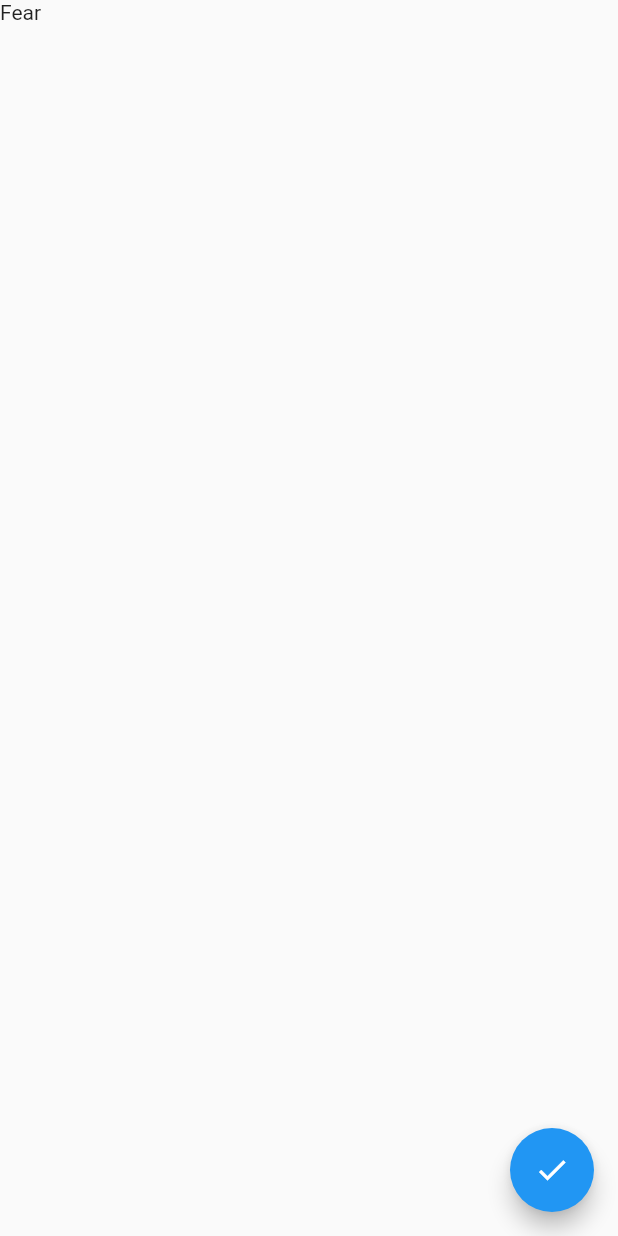
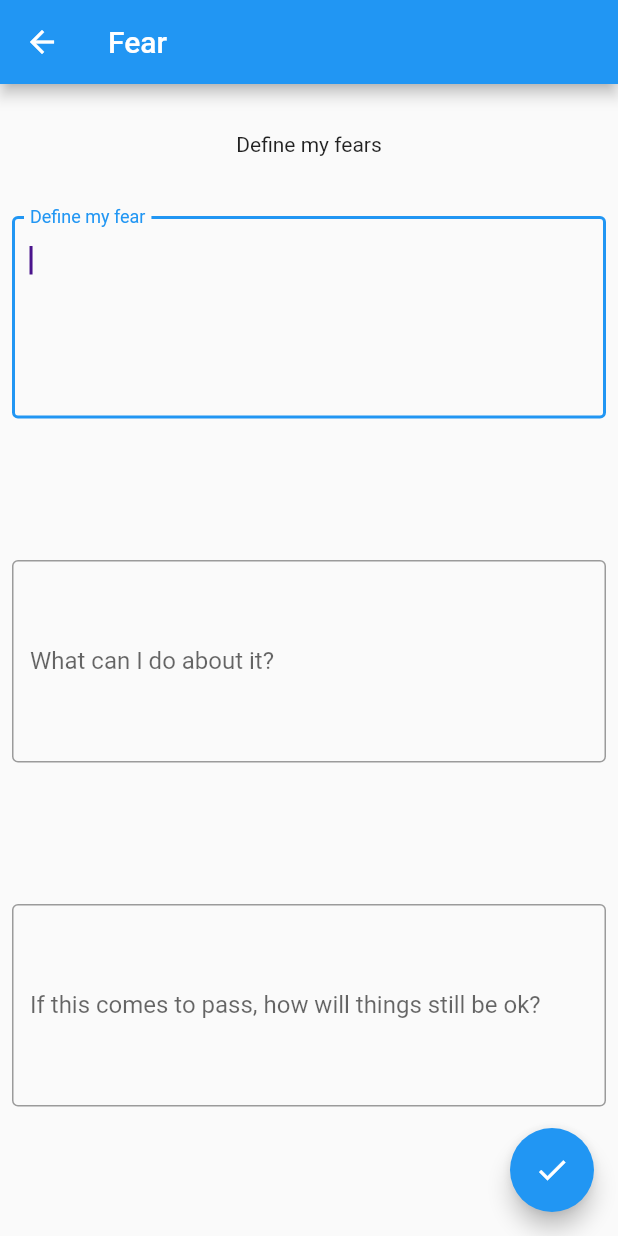
Before and after one commit to valerianaGit/3ThingsFlutter, a Flutter app: the screen it shows after launch, after a tap on "Fear", on a phone screen of 412 x 824 dp. Run offline on Flutter 3.47's test engine with Material 2 defaults, Android fonts, the phone set to English and light mode, and no system bars.

Commit message:
create gratitude and fear screens

```diff
--- a/lib/screens/fear_screen.dart
+++ b/lib/screens/fear_screen.dart
@@ -1,12 +1,58 @@
 import 'package:flutter/material.dart';
 
 class FearScreen extends StatelessWidget {
-  const FearScreen({Key key}) : super(key: key);
+  String newContent1;
+  String newContent2;
+  String newContent3;
+
+  Widget getTextField(String newContent, String textPrompt) {
+    return Container(
+      child: Expanded(
+        child: Padding(
+          padding: EdgeInsets.all(8.0),
+          child: TextField(
+            maxLines: 5, //wrap text
+            autofocus: true,
+            autocorrect: true,
+            cursorColor: Colors.purple[900],
+            decoration: InputDecoration(
+              border: OutlineInputBorder(),
+              labelText: textPrompt,
+            ),
+            onChanged: (newValue) {
+              newContent = newValue;
+            },
+          ),
+        ),
+      ),
+    );
+  }
 
   @override
   Widget build(BuildContext context) {
     return Scaffold(
-      body: Text('Fear'),
+      appBar: AppBar(
+        title: Text('Fear'),
+      ),
+      body: SafeArea(
+        child: Container(
+          child: Column(
+            children: [
+              Padding(
+                padding: EdgeInsets.only(
+                  top: 32.0,
+                  bottom: 32.0,
+                ),
+                child: Text('Define my fears'),
+              ),
+              getTextField(newContent1, 'Define my fear'),
+              getTextField(newContent2, 'What can I do about it?'),
+              getTextField(newContent3,
+                  'If this comes to pass, how will things still be ok?'),
+            ],
+          ),
+        ),
+      ),
       floatingActionButton: FloatingActionButton(
         onPressed: () {
           Navigator.pop(context);
--- a/lib/screens/home_daily_stoic_screen.dart
+++ b/lib/screens/home_daily_stoic_screen.dart
@@ -1,64 +1,66 @@
 import 'package:flutter/material.dart';
 import 'package:three_things_flutter/utilities/strings.dart';
-// import 'gratitude_screen.dart';
-// import 'fear_screen.dart';
-// import 'grounding_screen.dart';
 
 class HomeDailyStoic extends StatelessWidget {
   const HomeDailyStoic({Key key}) : super(key: key);
-
+//TODO: - ABSTRACT CARDS CODE
   @override
   Widget build(BuildContext context) {
-    return Container(
-        child: Scaffold(
+    return Scaffold(
       appBar: AppBar(
         title: Text('Home - The Daily Stoic'),
       ),
-      body: SafeArea(
-          child: ListView(
+      body: Container(
+          child: Column(
+        mainAxisAlignment: MainAxisAlignment.center,
         children: [
-          InkWell(
+          Expanded(
+            child: InkWell(
               onTap: () {
                 Navigator.pushNamed(context, Strings.gratitudePage);
               },
-            child: SizedBox(
-              height: 60.0,
+              child: Padding(
+                padding: EdgeInsets.all(8.0),
                 child: Card(
                   child: Center(child: Text('Gratitude')),
                 ),
               ),
             ),
-          InkWell(
+          ),
+          Expanded(
+            child: InkWell(
               onTap: () {
                 Navigator.pushNamed(context, Strings.fearPage);
               },
               child: SizedBox(
                 height: 60.0,
+                child: Padding(
+                  padding: EdgeInsets.all(8.0),
                   child: Card(
                     child: Center(child: Text('Fear')),
                   ),
                 ),
               ),
-          InkWell(
+            ),
+          ),
+          Expanded(
+            child: InkWell(
               onTap: () {
                 Navigator.pushNamed(context, Strings.groundingPage);
               },
               child: SizedBox(
                 height: 60.0,
+                child: Padding(
+                  padding: EdgeInsets.all(8.0),
                   child: Card(
                     child: Center(child: Text('Grounding')),
                   ),
                 ),
               ),
-
-          // Card(
-          //   child: Text('Fear'),
-          // ),
-          // Card(
-          //   child: Text('Grounding'),
-          // ),
+            ),
+          ),
         ],
       )),
-    ));
+    );
   }
 }
```
Also changed, not shown: lib/main.dart (+6 -8 lines), lib/screens/gratitude_screen.dart (+46 -2 lines). Lines whose indentation alone changed are shown as unchanged.
